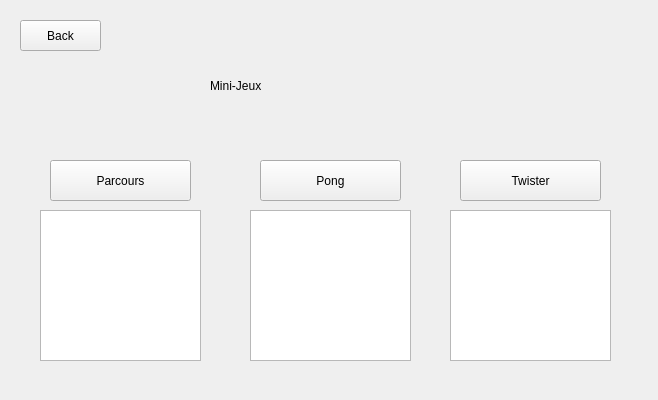
The window that testIHMClimingProject/testIHMClimingProject/jeuMenu.ui (simplyyCarlos/ClimbingProject) describes before a commit, drawn with Qt 5.
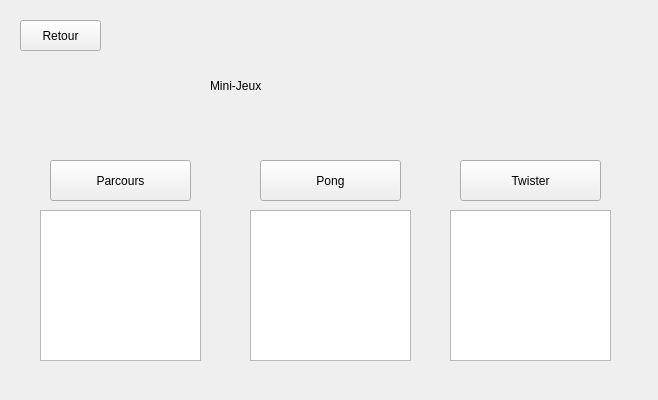
The same window after the commit.

The edit to the form file:
```diff
--- a/testIHMClimingProject/testIHMClimingProject/jeuMenu.ui
+++ b/testIHMClimingProject/testIHMClimingProject/jeuMenu.ui
@@ -36,7 +36,7 @@
     </rect>
    </property>
    <property name="text">
-    <string>Back</string>
+    <string>Retour</string>
    </property>
   </widget>
   <widget class="QPushButton" name="pushButton_Parcours">
```
Left out of the diff: 18 changed lines with no effect on the pictures.
